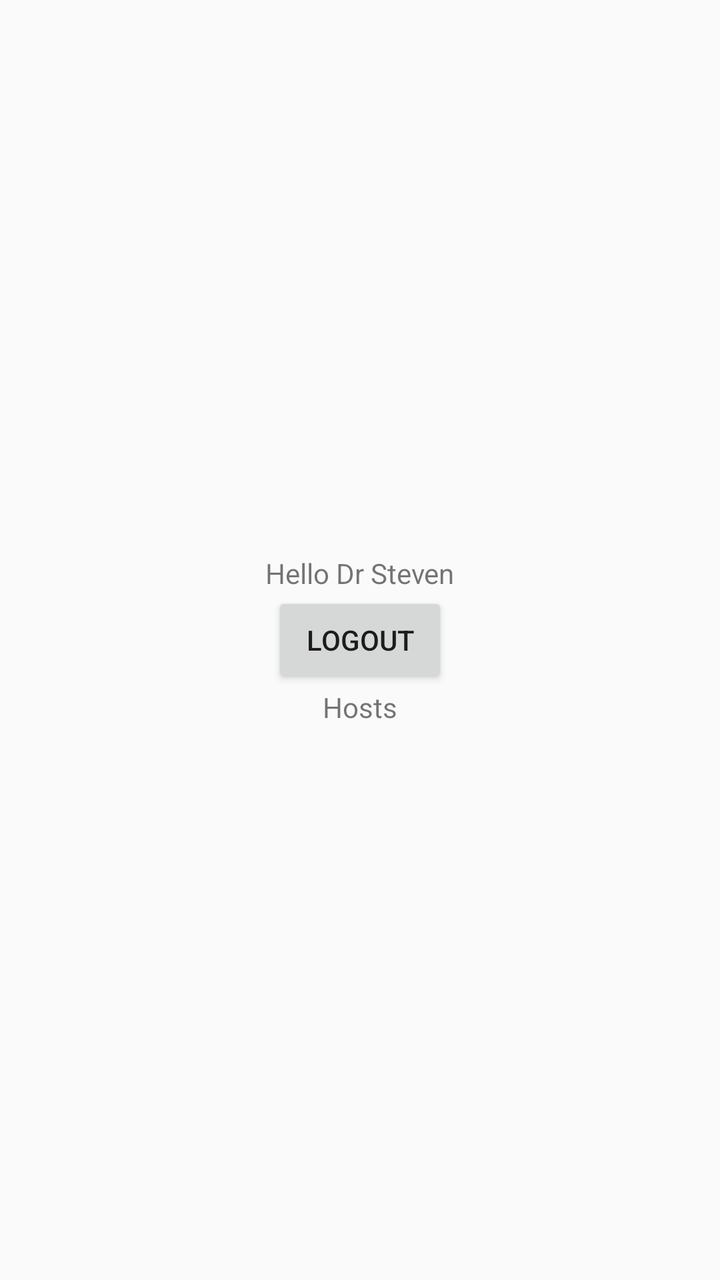
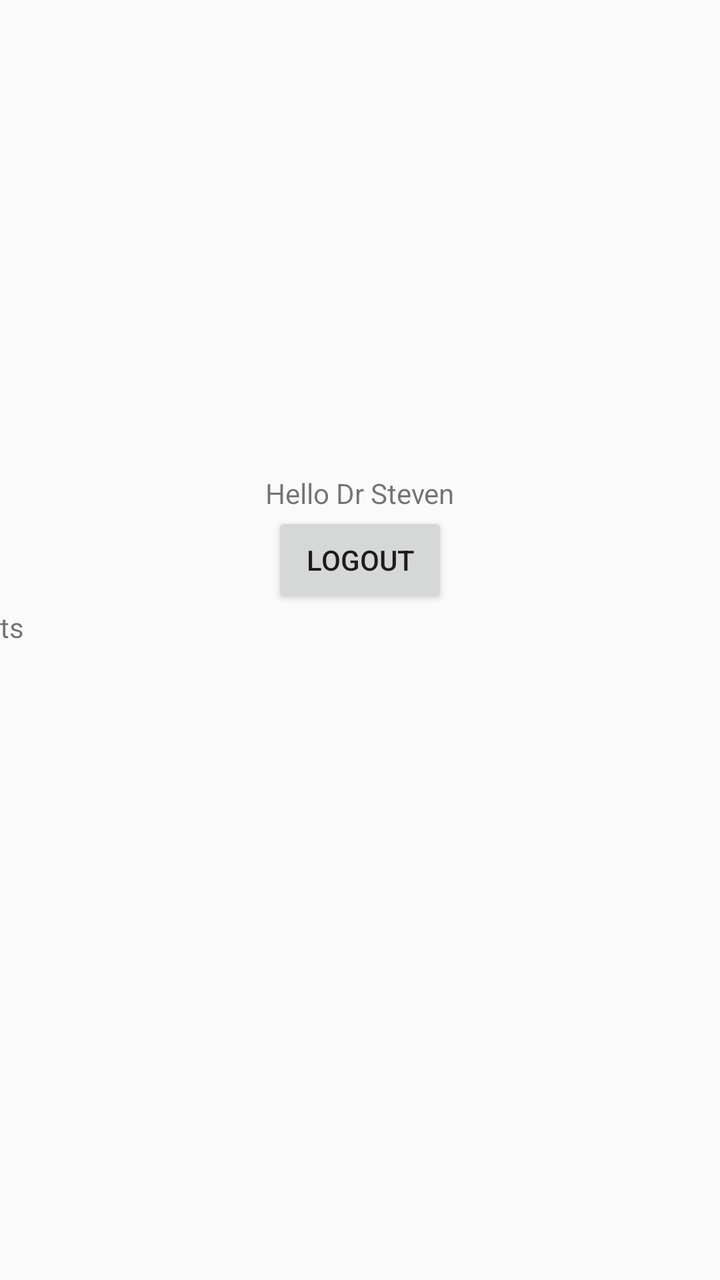

An Android layout rendered at two revisions. The XML below is the earlier revision; the diff shows what the commit changed to produce the second picture.
<!-- AndroidManifest.xml: activity theme Theme.SBA_Application -->
<!-- res/layout/activity_main.xml -->
<?xml version="1.0" encoding="utf-8"?>
<LinearLayout xmlns:android="http://schemas.android.com/apk/res/android"

    xmlns:app="http://schemas.android.com/apk/res-auto"
    xmlns:tools="http://schemas.android.com/tools"
    android:layout_width="match_parent"
    android:orientation="vertical"
    android:gravity="center"
    android:layout_height="match_parent"
    tools:context = "MainActivity">



    <TextView
        android:id="@+id/user_details"
        android:layout_width="wrap_content"
        android:layout_height="wrap_content"
        android:text="Hello Dr Steven" />
    <Button
        android:text="@string/logout"
        android:id="@+id/logout"
        android:layout_width="wrap_content"
        android:layout_height="wrap_content"
        />
    <TextView
        android:id="@+id/hosts"
        android:layout_width="wrap_content"
        android:layout_height="wrap_content"
        android:text="Hosts" />
</LinearLayout>
<!-- resources referenced by this layout -->
<resources>
  <string name="logout">Logout</string>
  <style name="Theme.SBA_Application" parent="android:Theme.Material.Light.NoActionBar" />
</resources>

<!-- the commit's change to res/layout/activity_main.xml (unified diff, before → after) -->
@@ -22,9 +22,10 @@
         android:layout_width="wrap_content"
         android:layout_height="wrap_content"
         />
+
     <TextView
         android:id="@+id/hosts"
-        android:layout_width="wrap_content"
-        android:layout_height="wrap_content"
+        android:layout_width="411dp"
+        android:layout_height="99dp"
         android:text="Hosts" />
 </LinearLayout>
